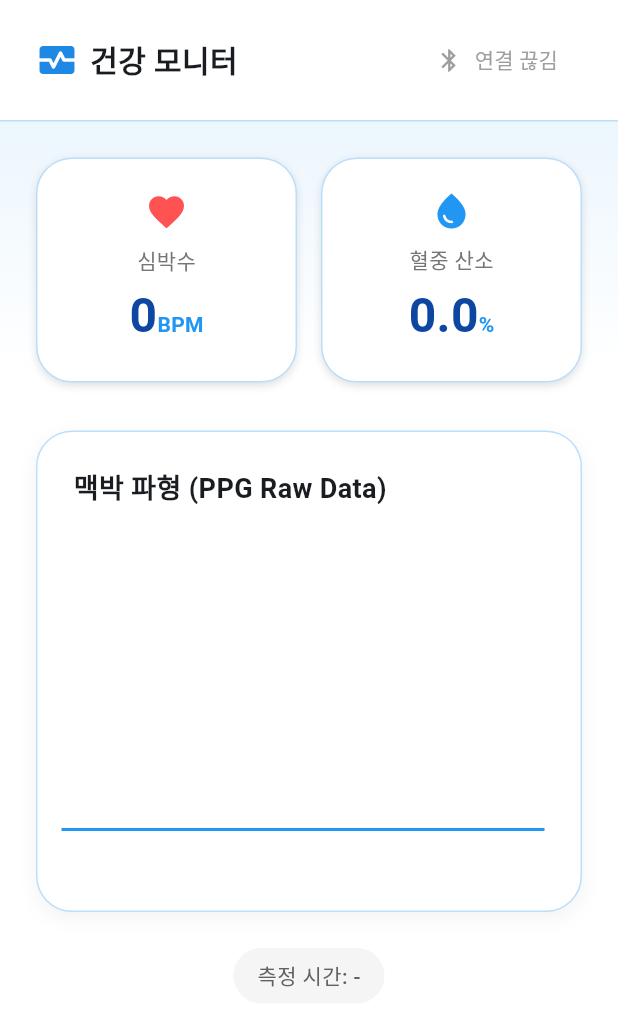
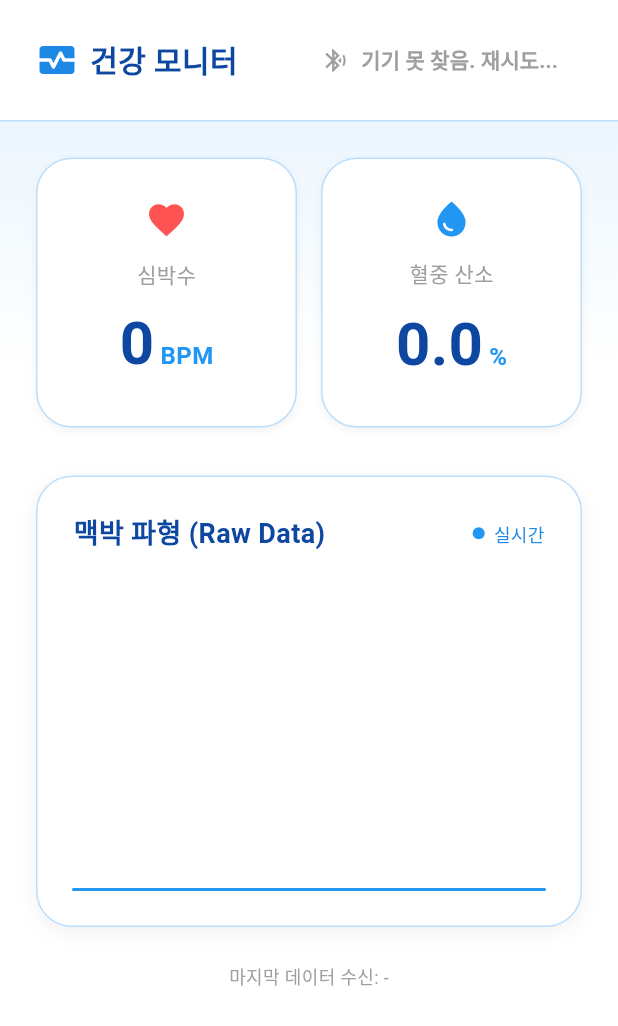
Before and after one commit to sizeof-aloe/health_app, a Flutter app: the screen it shows after launch, on a phone screen of 412 x 824 dp. Shown: the top 1026 px of the screen. Run offline on Flutter 3.47's test engine with Material 3 defaults, Android fonts, the phone set to English and light mode, and no system bars; drawn by our look-alikes of fl_chart; our stand-ins replace flutter_bluetooth_serial, get, permission_handler.

Commit message:
0. 블루투스 자동 연결 및 시간 출력

```diff
--- a/lib/main.dart
+++ b/lib/main.dart
@@ -4,11 +4,17 @@ import 'dart:typed_data';
 import 'package:flutter/material.dart';
 import 'package:get/get.dart';
 import 'package:fl_chart/fl_chart.dart';
+import 'package:intl/intl.dart';
+import 'package:intl/date_symbol_data_local.dart';
 import 'package:flutter_bluetooth_serial/flutter_bluetooth_serial.dart';
 import 'package:permission_handler/permission_handler.dart';
 
 void main() async {
   WidgetsFlutterBinding.ensureInitialized();
+
+  // 한국어 날짜 형식 초기화 (에러 방지용 빈 문자열 처리)
+  await initializeDateFormatting('ko_KR', "");
+
   runApp(const MyApp());
 }
 
@@ -30,49 +36,60 @@ class MyApp extends StatelessWidget {
 }
 
 // ---------------------------------------------------------------------------
-// 1. Controller: 블루투스 연결 및 데이터 수신 로직 (수정됨)
+// 1. Controller: HC-05 자동 연결, 재연결, 데이터 파싱 로직
 // ---------------------------------------------------------------------------
 class HealthController extends GetxController {
-  // 상태 변수
+  // [설정] 찾으려는 블루투스 이름 (이 이름과 정확히 일치해야 자동 연결됨)
+  static const String TARGET_DEVICE_NAME = "HC-05";
+
+  // --- 상태 변수 ---
   var heartRate = 0.0.obs;
   var spo2 = 0.0.obs;
   var isConnected = false.obs;
   var connectionStatus = "연결 끊김".obs;
-  var lastUpdated = '-'.obs; // 수신된 시간 문자열 저장
+  var lastUpdated = '-'.obs;
 
-  // 그래프 데이터
+  // --- 그래프 데이터 ---
   var waveformData = <FlSpot>[].obs;
-  // X축 값(정수 카운터)에 대응하는 시간 문자열을 저장하는 맵
-  var timeLabels = <int, String>{}.obs;
-
   double _timeCounter = 0;
 
-  // 블루투스 관련 변수
+  // --- 블루투스 관련 변수 ---
   BluetoothConnection? _connection;
   String _inputBuffer = "";
+
+  // 스캔/재연결 제어
+  var isScanning = false.obs;
+  StreamSubscription<BluetoothDiscoveryResult>? _discoveryStreamSubscription;
+  Timer? _reconnectTimer;
+  bool _isUserIntentionalDisconnect = false; // 사용자가 직접 끊었는지 확인
 
   @override
   void onInit() {
     super.onInit();
-    _requestPermissions();
-    _initWaveform();
+    _requestPermissions(); // 권한 요청
+    _initWaveform(); // 그래프 초기화
+
+    // 앱 시작 1초 후 자동 연결 시도
+    Future.delayed(const Duration(seconds: 1), autoConnect);
   }
 
   @override
   void onClose() {
+    _reconnectTimer?.cancel();
+    _discoveryStreamSubscription?.cancel();
     _connection?.dispose();
     super.onClose();
   }
 
-  // 초기 그래프 세팅
+  // 초기 그래프 데이터 (0으로 채움)
   void _initWaveform() {
-    // 초기에는 데이터가 없으므로 0으로 채우되 시간 라벨은 비워둠
     for (int i = 0; i < 50; i++) {
       waveformData.add(FlSpot(i.toDouble(), 0));
     }
     _timeCounter = 50;
   }
 
+  // 필수 권한 요청
   Future<void> _requestPermissions() async {
     await [
       Permission.bluetooth,
@@ -82,139 +99,192 @@ class HealthController extends GetxController {
     ].request();
   }
 
-  // 연결 로직 (기존과 동일)
-  Future<void> connectToDevice(BuildContext context) async {
-    if (isConnected.value) {
-      _connection?.dispose();
-      isConnected.value = false;
-      connectionStatus.value = "연결 끊김";
+  // -------------------------------------------------------------------------
+  // [핵심 로직 1] HC-05 자동 찾기 및 연결
+  // -------------------------------------------------------------------------
+  void autoConnect() async {
+    if (isConnected.value) return;
+
+    _isUserIntentionalDisconnect = false; // 재연결 허용 모드 설정
+    connectionStatus.value = "$TARGET_DEVICE_NAME 찾는 중...";
+
+    // 1. 블루투스 활성화 확인
+    bool isEnabled = await FlutterBluetoothSerial.instance.isEnabled ?? false;
+    if (!isEnabled) {
+       // 꺼져있으면 3초 뒤 재시도
+       connectionStatus.value = "블루투스 꺼짐. 대기 중...";
+       _scheduleReconnect();
        return;
     }
 
-    bool isEnabled = await FlutterBluetoothSerial.instance.isEnabled ?? false;
-    if (!isEnabled) {
-      await FlutterBluetoothSerial.instance.requestEnable();
+    // 2. [우선순위 1] 이미 페어링(Bonded)된 목록에서 찾기
+    List<BluetoothDevice> bondedDevices = await FlutterBluetoothSerial.instance.getBondedDevices();
+    try {
+      BluetoothDevice target = bondedDevices.firstWhere((d) => d.name == TARGET_DEVICE_NAME);
+      print("페어링 목록에서 발견: ${target.name} (${target.address})");
+      _startConnection(target); // 발견 즉시 연결
+      return;
+    } catch (e) {
+      // 목록에 없으면 스캔으로 넘어감
+      print("페어링 목록에 없음. 스캔 시작.");
     }
 
-    List<BluetoothDevice> devices = await FlutterBluetoothSerial.instance.getBondedDevices();
-
-    BluetoothDevice? selectedDevice = await showDialog(
-      context: context,
-      builder: (context) {
-        return AlertDialog(
-          title: const Text("기기 선택"),
-          content: SizedBox(
-            width: double.maxFinite,
-            height: 300,
-            child: ListView.builder(
-              itemCount: devices.length,
-              itemBuilder: (context, index) {
-                final device = devices[index];
-                return ListTile(
-                  title: Text(device.name ?? "Unknown Device"),
-                  subtitle: Text(device.address),
-                  onTap: () {
-                    Navigator.pop(context, device);
-                  },
-                );
-              },
-            ),
-          ),
-        );
-      },
-    );
-
-    if (selectedDevice != null) {
-      _startConnection(selectedDevice);
-    }
+    // 3. [우선순위 2] 주변 스캔해서 찾기
+    _startScanForTarget();
   }
 
+  // 특정 이름(HC-05)만 찾아서 연결하는 스캔 함수
+  void _startScanForTarget() {
+    if (isScanning.value) return;
+    isScanning.value = true;
+    connectionStatus.value = "주변 검색 중...";
+
+    _discoveryStreamSubscription = FlutterBluetoothSerial.instance.startDiscovery().listen((r) {
+      if (r.device.name == TARGET_DEVICE_NAME) {
+        print("스캔으로 발견! 연결 시도: ${r.device.name}");
+        _discoveryStreamSubscription?.cancel(); // 찾았으니 스캔 중지
+        isScanning.value = false;
+        _startConnection(r.device);
+      }
+    });
+
+    _discoveryStreamSubscription?.onDone(() {
+      isScanning.value = false;
+      // 스캔이 끝났는데도 연결이 안 되었다면 재시도
+      if (!isConnected.value) {
+        connectionStatus.value = "기기 못 찾음. 재시도...";
+        _scheduleReconnect();
+      }
+    });
+  }
+
+  // -------------------------------------------------------------------------
+  // [핵심 로직 2] 실제 연결 및 끊김 감지
+  // -------------------------------------------------------------------------
   void _startConnection(BluetoothDevice device) async {
     try {
-      connectionStatus.value = "연결 중...";
+      connectionStatus.value = "연결 시도 중...";
       _connection = await BluetoothConnection.toAddress(device.address);
 
       isConnected.value = true;
-      connectionStatus.value = "연결됨";
+      connectionStatus.value = "연결됨 (${device.name})";
+      _reconnectTimer?.cancel(); // 재연결 타이머 취소
 
+      // 데이터 수신 리스너 등록
       _connection!.input!.listen(_onDataReceived).onDone(() {
+        // [중요] 연결이 끊어졌을 때 실행됨
         isConnected.value = false;
-        connectionStatus.value = "연결 종료";
+        if (_isUserIntentionalDisconnect) {
+          connectionStatus.value = "연결 종료됨";
+        } else {
+          // 의도치 않게 끊긴 경우 -> 재연결 시도
+          connectionStatus.value = "연결 끊김! 재연결...";
+          _scheduleReconnect();
+        }
       });
 
     } catch (e) {
       isConnected.value = false;
-      connectionStatus.value = "연결 실패";
-      print("Connection Error: $e");
+      connectionStatus.value = "연결 실패. 재시도...";
+      print("Connect Error: $e");
+      _scheduleReconnect();
     }
   }
 
+  // -------------------------------------------------------------------------
+  // [핵심 로직 3] 재연결 스케줄링 (3초 딜레이)
+  // -------------------------------------------------------------------------
+  void _scheduleReconnect() {
+    _reconnectTimer?.cancel();
+    // 3초 뒤에 다시 autoConnect 실행
+    _reconnectTimer = Timer(const Duration(seconds: 3), autoConnect);
+  }
+
+  // UI 버튼용: 수동 연결/해제 토글
+  void toggleConnection(BuildContext context) {
+    if (isConnected.value) {
+      // 연결 해제 요청
+      _isUserIntentionalDisconnect = true; // 재연결 막기
+      _connection?.dispose();
+      isConnected.value = false;
+      connectionStatus.value = "연결 종료";
+    } else {
+      // 수동 연결 요청 -> 자동 연결 로직 재실행
+      autoConnect();
+    }
+  }
+
+  // -------------------------------------------------------------------------
+  // [데이터 처리] 수신 및 파싱
+  // -------------------------------------------------------------------------
   void _onDataReceived(Uint8List data) {
     String incomingData = utf8.decode(data);
     _inputBuffer += incomingData;
 
+    // 줄바꿈(\n) 단위로 패킷 분리
     while (_inputBuffer.contains('\n')) {
       int index = _inputBuffer.indexOf('\n');
       String packet = _inputBuffer.substring(0, index).trim();
       _inputBuffer = _inputBuffer.substring(index + 1);
-
       _parseAndProcess(packet);
     }
   }
 
-  // 4. 패킷 해석 (수정됨: 시:분:초,RAW,SPO2,BPM)
+  // 패킷 파싱 (포맷: 시간,RAW,SPO2,BPM)
   void _parseAndProcess(String packet) {
     if (packet.isEmpty) return;
-
     try {
       List<String> values = packet.split(',');
-      // 데이터 형식이 변경되어 길이가 최소 4개여야 함
+
+      // 케이스 1: 시간 포함 4개 데이터 (예: "21:46:47,607,98,72")
       if (values.length >= 4) {
-        // [0]: 시간 문자열 (예: 14:30:05)
-        String timeStr = values[0];
-        // [1]: Raw PPG
-        double rawValue = double.parse(values[1]);
-        // [2]: SpO2
-        double spo2Value = double.parse(values[2]);
-        // [3]: BPM
-        double bpmValue = double.parse(values[3]);
+        // values[0]은 시간이므로 무시하고, [1]부터 사용
+        double rawValue = double.parse(values[1]); // RAW
+        double spo2Value = double.parse(values[2]); // SpO2
+        double bpmValue = double.parse(values[3]); // BPM
 
-        // 상태 업데이트
         spo2.value = spo2Value;
         heartRate.value = bpmValue;
+        _updateGraph(rawValue);
+      }
+      // 케이스 2: 3개 데이터만 올 경우 (예: "607,98,72") - 예외 처리
+      else if (values.length == 3) {
+        double rawValue = double.parse(values[0]);
+        double spo2Value = double.parse(values[1]);
+        double bpmValue = double.parse(values[2]);
 
-        // **중요**: Last Updated를 수신된 시간으로 변경
-        lastUpdated.value = timeStr;
+        spo2.value = spo2Value;
+        heartRate.value = bpmValue;
+        _updateGraph(rawValue);
+      }
+    } catch (e) {
+      print("Parsing Error: $packet / Reason: $e");
+    }
+  }
 
-        // 그래프 데이터 업데이트 (슬라이딩 윈도우)
-        // X축 좌표는 계속 증가하는 정수(_timeCounter)를 사용하고,
-        // 해당 정수에 매핑되는 시간 문자열을 timeLabels 맵에 저장합니다.
+  // 그래프 및 시간 업데이트 헬퍼 함수
+  void _updateGraph(double rawValue) {
     waveformData.add(FlSpot(_timeCounter, rawValue));
-        timeLabels[_timeCounter.toInt()] = timeStr;
 
+    // 데이터 50개 유지 (슬라이딩 윈도우)
     if (waveformData.length > 50) {
-          // 윈도우 밖으로 나가는 데이터의 시간 라벨 제거 (메모리 관리)
-          double removedIndex = waveformData[0].x;
-          timeLabels.remove(removedIndex.toInt());
-
       waveformData.removeAt(0);
     }
     _timeCounter++;
-      }
-    } catch (e) {
-      print("Parsing Error: $packet / $e");
-    }
+
+    lastUpdated.value = DateFormat('a h:mm:ss', 'ko_KR').format(DateTime.now());
   }
 }
 
 // ---------------------------------------------------------------------------
-// 2. UI Page
+// 2. UI Page: 메인 화면
 // ---------------------------------------------------------------------------
 class HealthDashboardPage extends StatelessWidget {
   const HealthDashboardPage({super.key});
 
   @override
   Widget build(BuildContext context) {
+    // 컨트롤러 주입
     final controller = Get.put(HealthController());
 
     return Scaffold(
@@ -244,23 +314,35 @@ class HealthDashboardPage extends StatelessWidget {
                       children: [
                         Icon(Icons.monitor_heart, color: Colors.blue.shade600, size: 28),
                         const SizedBox(width: 8),
-                        const Text(
+                        Text(
                           "건강 모니터",
-                          style: TextStyle(fontSize: 20, fontWeight: FontWeight.bold),
+                          style: TextStyle(
+                            fontSize: 20,
+                            fontWeight: FontWeight.bold,
+                            color: Colors.blue.shade900,
+                          ),
                         ),
                       ],
                     ),
+                    // [연결 버튼] 복잡한 목록 대신 심플한 버튼 하나로 해결
                     Obx(() => TextButton.icon(
-                      onPressed: () => controller.connectToDevice(context),
-                      icon: Icon(
-                        controller.isConnected.value ? Icons.bluetooth_connected : Icons.bluetooth,
+                      onPressed: () => controller.toggleConnection(context),
+                      icon: controller.isScanning.value
+                          ? const SizedBox(width: 16, height: 16, child: CircularProgressIndicator(strokeWidth: 2))
+                          : Icon(
+                              controller.isConnected.value ? Icons.bluetooth_connected : Icons.bluetooth_searching,
                               color: controller.isConnected.value ? Colors.blue : Colors.grey,
                             ),
                       label: Text(
                         controller.connectionStatus.value,
                         style: TextStyle(
                           color: controller.isConnected.value ? Colors.blue : Colors.grey,
+                          fontWeight: FontWeight.bold,
                         ),
+                      ),
+                      style: TextButton.styleFrom(
+                        backgroundColor: controller.isConnected.value ? Colors.blue.shade50 : Colors.transparent,
+                        padding: const EdgeInsets.symmetric(horizontal: 16, vertical: 8),
                       ),
                     )),
                   ],
@@ -273,7 +355,7 @@ class HealthDashboardPage extends StatelessWidget {
                   padding: const EdgeInsets.all(24),
                   child: Column(
                     children: [
-                      // Grid Cards
+                      // Grid Cards (심박수, SpO2)
                       Row(
                         children: [
                           Expanded(
@@ -299,9 +381,9 @@ class HealthDashboardPage extends StatelessWidget {
                       ),
                       const SizedBox(height: 32),
 
-                      // Chart
+                      // Chart Area
                       Container(
-                        padding: const EdgeInsets.only(top: 24, left: 16, right: 24, bottom: 24),
+                        padding: const EdgeInsets.all(24),
                         decoration: BoxDecoration(
                           color: Colors.white,
                           borderRadius: BorderRadius.circular(24),
@@ -317,20 +399,45 @@ class HealthDashboardPage extends StatelessWidget {
                         child: Column(
                           crossAxisAlignment: CrossAxisAlignment.start,
                           children: [
-                            const Padding(
-                              padding: EdgeInsets.only(left: 8.0),
-                              child: Text(
-                                "맥박 파형 (PPG Raw Data)",
-                                style: TextStyle(fontSize: 18, fontWeight: FontWeight.bold),
+                            Row(
+                              mainAxisAlignment: MainAxisAlignment.spaceBetween,
+                              children: [
+                                Text(
+                                  "맥박 파형 (Raw Data)",
+                                  style: TextStyle(
+                                    fontSize: 18,
+                                    fontWeight: FontWeight.bold,
+                                    color: Colors.blue.shade900,
                                   ),
                                 ),
+                                Row(
+                                  children: [
+                                    Container(
+                                      width: 8,
+                                      height: 8,
+                                      decoration: const BoxDecoration(
+                                        color: Colors.blue,
+                                        shape: BoxShape.circle,
+                                      ),
+                                    ),
+                                    const SizedBox(width: 6),
+                                    Text(
+                                      "실시간",
+                                      style: TextStyle(
+                                        fontSize: 12,
+                                        color: Colors.blue.shade600,
+                                      ),
+                                    ),
+                                  ],
+                                ),
+                              ],
+                            ),
                             const SizedBox(height: 24),
+                            // 차트 위젯
                             SizedBox(
-                              height: 220, // X축 라벨을 위해 높이를 약간 늘림
+                              height: 200,
                               child: Obx(() => PulseWaveform(
                                     points: controller.waveformData.toList(),
-                                    // 컨트롤러의 타임 라벨 맵을 전달
-                                    timeLabels: controller.timeLabels,
                                   )),
                             ),
                           ],
@@ -338,17 +445,9 @@ class HealthDashboardPage extends StatelessWidget {
                       ),
 
                       const SizedBox(height: 24),
-                      // 수신된 시간 표시 (lastUpdated)
-                      Obx(() => Container(
-                        padding: const EdgeInsets.symmetric(horizontal: 16, vertical: 8),
-                        decoration: BoxDecoration(
-                          color: Colors.grey.shade100,
-                          borderRadius: BorderRadius.circular(20),
-                        ),
-                        child: Text(
-                          "측정 시간: ${controller.lastUpdated.value}",
-                          style: TextStyle(color: Colors.grey.shade700, fontWeight: FontWeight.w500),
-                        ),
+                      Obx(() => Text(
+                        "마지막 데이터 수신: ${controller.lastUpdated.value}",
+                        style: TextStyle(color: Colors.grey.shade500, fontSize: 12),
                       )),
                     ],
                   ),
@@ -362,6 +461,9 @@ class HealthDashboardPage extends StatelessWidget {
   }
 }
 
+// ---------------------------------------------------------------------------
+// 3. UI Components
+// ---------------------------------------------------------------------------
 class HealthCard extends StatelessWidget {
   final String title;
   final String value;
@@ -381,28 +483,56 @@ class HealthCard extends StatelessWidget {
   @override
   Widget build(BuildContext context) {
     return Container(
-      height: 150,
-      padding: const EdgeInsets.all(16),
+      height: 180,
+      padding: const EdgeInsets.all(24),
       decoration: BoxDecoration(
         color: Colors.white,
         borderRadius: BorderRadius.circular(24),
         border: Border.all(color: Colors.blue.shade100),
-        boxShadow: [BoxShadow(color: Colors.black12, blurRadius: 4, offset: const Offset(0, 2))],
+        boxShadow: [
+          BoxShadow(
+            color: Colors.black.withOpacity(0.05),
+            blurRadius: 4,
+            offset: const Offset(0, 2),
+          ),
+        ],
       ),
       child: Column(
         mainAxisAlignment: MainAxisAlignment.center,
         children: [
           Icon(icon, color: iconColor, size: 28),
+          const SizedBox(height: 12),
+          Text(
+            title,
+            style: TextStyle(
+              fontSize: 14,
+              color: Colors.grey.shade500,
+              fontWeight: FontWeight.w500,
+            ),
+          ),
           const SizedBox(height: 8),
-          Text(title, style: TextStyle(color: Colors.grey.shade600)),
-          const SizedBox(height: 4),
           Row(
             mainAxisAlignment: MainAxisAlignment.center,
             crossAxisAlignment: CrossAxisAlignment.baseline,
             textBaseline: TextBaseline.alphabetic,
             children: [
-              Text(value, style: TextStyle(fontSize: 32, fontWeight: FontWeight.bold, color: Colors.blue.shade900)),
-              Text(unit, style: TextStyle(fontSize: 14, color: Colors.blue.shade500, fontWeight: FontWeight.bold)),
+              Text(
+                value,
+                style: TextStyle(
+                  fontSize: 40,
+                  fontWeight: FontWeight.bold,
+                  color: Colors.blue.shade900,
+                ),
+              ),
+              const SizedBox(width: 4),
+              Text(
+                unit,
+                style: TextStyle(
+                  fontSize: 16,
+                  color: Colors.blue.shade500,
+                  fontWeight: FontWeight.bold,
+                ),
+              ),
             ],
           ),
         ],
@@ -411,74 +541,22 @@ class HealthCard extends StatelessWidget {
   }
 }
 
-// ---------------------------------------------------------------------------
-// 3. Chart Component (수정됨)
-// ---------------------------------------------------------------------------
 class PulseWaveform extends StatelessWidget {
   final List<FlSpot> points;
-  final Map<int, String> timeLabels; // 시간 라벨 맵 추가
-
-  const PulseWaveform({
-    super.key,
-    required this.points,
-    required this.timeLabels,
-  });
+  const PulseWaveform({super.key, required this.points});
 
   @override
   Widget build(BuildContext context) {
-    double minX = points.isNotEmpty ? points.first.x : 0;
-    double maxX = points.isNotEmpty ? points.last.x : 50;
-
     return LineChart(
       LineChartData(
-        // 그리드 숨김
         gridData: const FlGridData(show: false),
+        titlesData: const FlTitlesData(show: false),
+        borderData: FlBorderData(show: false),
+        lineTouchData: const LineTouchData(enabled: false),
 
-        // 타이틀(축 라벨) 설정
-        titlesData: FlTitlesData(
-          show: true,
-          rightTitles: const AxisTitles(sideTitles: SideTitles(showTitles: false)),
-          topTitles: const AxisTitles(sideTitles: SideTitles(showTitles: false)),
-          leftTitles: const AxisTitles(sideTitles: SideTitles(showTitles: false)),
-          // 하단 X축 설정
-          bottomTitles: AxisTitles(
-            sideTitles: SideTitles(
-              showTitles: true,
-              reservedSize: 30, // 라벨이 표시될 공간 확보
-              interval: 1, // 모든 점에 대해 콜백 실행 (아래에서 필터링)
-              getTitlesWidget: (value, meta) {
-                int index = value.toInt();
-
-                // 라벨이 너무 빽빽하지 않게 표시 (예: 10개 데이터마다 1번씩 표시)
-                // maxX에 가까운 최근 값도 표시되도록 조정
-                bool isInterval = index % 10 == 0;
-
-                if (isInterval && timeLabels.containsKey(index)) {
-                  return Padding(
-                    padding: const EdgeInsets.only(top: 8.0),
-                    child: Text(
-                      timeLabels[index]!,
-                      style: const TextStyle(
-                        color: Colors.grey,
-                        fontSize: 10,
-                        fontWeight: FontWeight.bold
-                      ),
-                    ),
-                  );
-                }
-                return const SizedBox.shrink();
-              },
-            ),
-          ),
-        ),
-
-        borderData: FlBorderData(show: false),
-        lineTouchData: const LineTouchData(enabled: false), // 터치 비활성화 (실시간이라 성능 위함)
-
-        // 데이터 범위
-        minX: minX,
-        maxX: maxX,
-        // minY, maxY는 데이터에 따라 자동 조절됨 (필요시 고정 가능)
+        // 데이터가 왼쪽으로 흘러가게 보이도록 X축 범위 자동 조절
+        minX: points.isNotEmpty ? points.first.x : 0,
+        maxX: points.isNotEmpty ? points.last.x : 50,
 
         lineBarsData: [
           LineChartBarData(
@@ -486,14 +564,13 @@ class PulseWaveform extends StatelessWidget {
             isCurved: true,
             color: Colors.blue.shade500,
             barWidth: 2,
+            isStrokeCapRound: true,
             dotData: const FlDotData(show: false),
-            belowBarData: BarAreaData(
-              show: true,
-              color: Colors.blue.withOpacity(0.1), // 그래프 아래 은은한 색상 추가
-            ),
+            belowBarData: BarAreaData(show: false),
           ),
         ],
       ),
+      duration: const Duration(milliseconds: 0), // 애니메이션 제거 (성능 최적화)
     );
   }
 }
```
Lines whose indentation alone changed are shown as unchanged.
